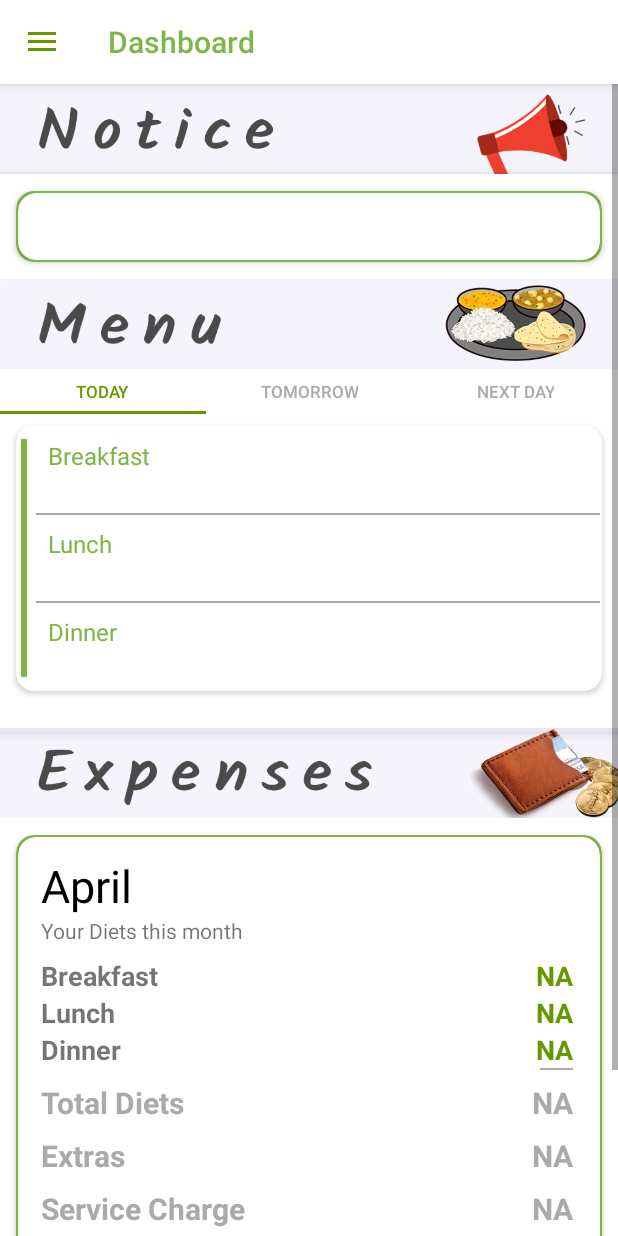
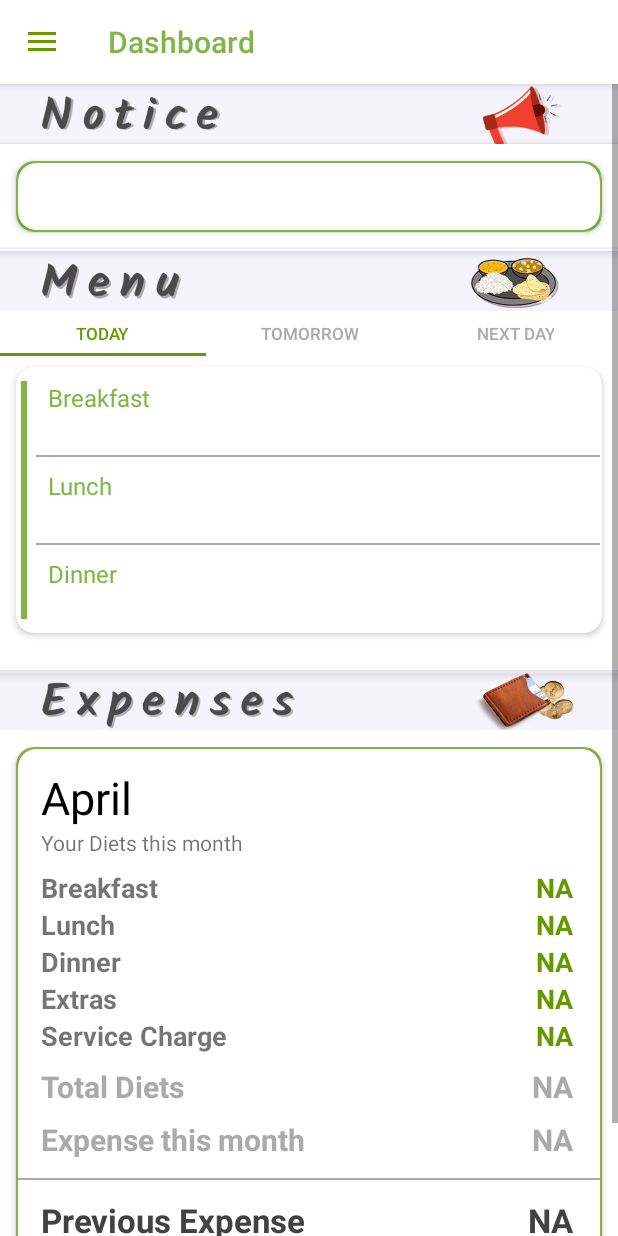
Before and after one commit to shreyash-jain/sattvikapp-1-12-18, an Android app: the Dashboard screen opened directly, with no data from a screen before it, on a phone screen of 412 x 824 dp. Run offline under Robolectric (Android 15) with nearby library versions, the phone set to English and light mode, and no system bars; our stand-ins replace Firebase (no records; nobody signed in at launch, a user with empty details on screens opened directly); libraries missing offline, so code that uses them is left out: com.instacart.library; 9 statements that could not run were skipped.

Commit message:
added internet connections and ui update

```diff
--- a/app/build.gradle
+++ b/app/build.gradle
@@ -46,6 +46,8 @@ dependencies {
     compile 'com.tomer:fadingtextview:2.5'
     compile 'in.shadowfax:proswipebutton:1.1'
     implementation 'commons-net:commons-net:3.6'
+    compile 'com.github.instacart.truetime-android:library:3.4'
+    compile 'org.jsoup:jsoup:1.10.2'
 
 
 
--- /dev/null
+++ b/app/src/main/java/com/example/shreyash/myapplication/ConnectionDetector.java
@@ -0,0 +1,30 @@
+package com.example.shreyash.myapplication;
+
+import android.content.Context;
+import android.net.ConnectivityManager;
+import android.net.NetworkInfo;
+
+public class ConnectionDetector {
+
+    private Context _context;
+
+    public ConnectionDetector(Context context){
+        this._context = context;
+    }
+
+    public boolean isConnectingToInternet(){
+        ConnectivityManager connectivity = (ConnectivityManager) _context.getSystemService(Context.CONNECTIVITY_SERVICE);
+        if (connectivity != null)
+        {
+            NetworkInfo[] info = connectivity.getAllNetworkInfo();
+            if (info != null)
+                for (int i = 0; i < info.length; i++)
+                    if (info[i].getState() == NetworkInfo.State.CONNECTED)
+                    {
+                        return true;
+                    }
+
+        }
+        return false;
+    }
+}
--- a/app/src/main/java/com/example/shreyash/myapplication/Dashboard.java
+++ b/app/src/main/java/com/example/shreyash/myapplication/Dashboard.java
@@ -21,11 +21,19 @@ import android.view.MenuItem;
 import android.widget.TextView;
 
 import com.example.shreyash.utils.Constants;
+import com.instacart.library.truetime.TrueTime;
+
+import java.io.IOException;
 
 public class Dashboard extends AppCompatActivity
         implements NavigationView.OnNavigationItemSelectedListener {
 
     SharedPreferences sharedPreferences;
+    // flag for Internet connection status
+    Boolean isInternetPresent = false;
+
+    // Connection detector class
+    ConnectionDetector cd;
 
     @Override
     protected void onCreate(Bundle savedInstanceState) {
@@ -35,8 +43,12 @@ public class Dashboard extends AppCompatActivity
 
         setSupportActionBar(toolbar);
 
-
-
+        cd = new ConnectionDetector(getApplicationContext());
+        isInternetPresent = cd.isConnectingToInternet();
+        if(!isInternetPresent){
+            showAlertDialog(Dashboard.this, "No Internet Connection",
+                    "You don't have internet connection.", false);
+        }
 
 
 
@@ -160,6 +172,7 @@ public class Dashboard extends AppCompatActivity
         Intent intent = getIntent();
 
         String frag = intent.getExtras().getString("EXTRA");
+       // String wname =intent.getExtras().getString("WEXTRA");
 
         switch(frag){
 
@@ -168,9 +181,31 @@ public class Dashboard extends AppCompatActivity
                 getSupportFragmentManager().beginTransaction().replace(R.id.content_frame, fragment1).commit();
                 Bundle bundle = new Bundle();
                 bundle.putInt("pass", 0);
+               // bundle.putString("wname",wname);
                 fragment1.setArguments(bundle);
                 break;
         }
+    }
+    public void showAlertDialog(Context context, String title, String message, Boolean status) {
+        AlertDialog alertDialog = new AlertDialog.Builder(context).create();
+
+        // Setting Dialog Title
+        alertDialog.setTitle(title);
+
+        // Setting Dialog Message
+        alertDialog.setMessage(message);
+
+        // Setting alert dialog icon
+        alertDialog.setIcon((status) ? R.drawable.ic_signal_wifi_off_black_24dp : R.drawable.ic_signal_wifi_off_black_24dp);
+
+        // Setting OK Button
+        alertDialog.setButton("OK", new DialogInterface.OnClickListener() {
+            public void onClick(DialogInterface dialog, int which) {
+            }
+        });
+
+        // Showing Alert Message
+        alertDialog.show();
     }
 }
 
--- a/app/src/main/java/com/example/shreyash/myapplication/LoginActivity.java
+++ b/app/src/main/java/com/example/shreyash/myapplication/LoginActivity.java
@@ -134,6 +134,7 @@ public class LoginActivity extends AppCompatActivity {
         //TODO: Check if offline registration complete or not. Proceed accordingly
         //If complete
         Intent i = new Intent(LoginActivity.this, Dashboard.class);
+        i.putExtra("EXTRA", "notopen");
         startActivity(i);
         finish();
         //Else
--- a/app/src/main/java/com/example/shreyash/myapplication/Offline.java
+++ b/app/src/main/java/com/example/shreyash/myapplication/Offline.java
@@ -26,6 +26,7 @@ public class Offline extends AppCompatActivity {
             @Override
             public void onClick(View view) {
                 Intent i=new Intent(Offline.this,Dashboard.class);
+                i.putExtra("EXTRA", "notopenFragment");
                 startActivity(i);
                 finish();
             }
--- /dev/null
+++ b/app/src/main/res/drawable/ic_signal_wifi_off_black_24dp.xml
@@ -0,0 +1,9 @@
+<vector xmlns:android="http://schemas.android.com/apk/res/android"
+        android:width="24dp"
+        android:height="24dp"
+        android:viewportWidth="24.0"
+        android:viewportHeight="24.0">
+    <path
+        android:fillColor="#FF000000"
+        android:pathData="M23.64,7c-0.45,-0.34 -4.93,-4 -11.64,-4 -1.5,0 -2.89,0.19 -4.15,0.48L18.18,13.8 23.64,7zM17.04,15.22L3.27,1.44 2,2.72l2.05,2.06C1.91,5.76 0.59,6.82 0.36,7l11.63,14.49 0.01,0.01 0.01,-0.01 3.9,-4.86 3.32,3.32 1.27,-1.27 -3.46,-3.46z"/>
+</vector>
--- a/app/src/main/res/layout/fragment_board.xml
+++ b/app/src/main/res/layout/fragment_board.xml
@@ -375,7 +375,7 @@ android:background="@color/foreground"
             android:orientation="vertical">
             <android.support.v7.widget.AppCompatImageView
                 android:layout_width="match_parent"
-                android:layout_height="60dp"
+                android:layout_height="40dp"
                 android:scaleType="fitXY"
                 android:src="@drawable/notice"/>
 
@@ -438,10 +438,20 @@ android:background="@color/foreground"
 
         </android.support.design.widget.AppBarLayout>
         </LinearLayout>
+        <View
+            android:layout_width="match_parent"
+            android:layout_height="1dp"
+            android:layout_gravity="end"
+            android:background="@color/foreground"
+            android:elevation="4dp"
+
+            android:fadingEdge="vertical"
+            android:paddingTop="4dp"
+            android:requiresFadingEdge="vertical"></View>
 
         <android.support.v7.widget.AppCompatImageView
             android:layout_width="match_parent"
-            android:layout_height="60dp"
+            android:layout_height="40dp"
             android:src="@drawable/menupic"
             android:scaleType="fitXY"/>
 
@@ -493,7 +503,7 @@ android:background="@color/foreground"
                 android:requiresFadingEdge="vertical"></View>
             <android.support.v7.widget.AppCompatImageView
                 android:layout_width="match_parent"
-                android:layout_height="60dp"
+                android:layout_height="40dp"
                 android:src="@drawable/expenses"
                 android:scaleType="fitXY"/>
             <android.support.v7.widget.CardView
@@ -611,13 +621,54 @@ android:background="@color/foreground"
                                     android:text="NA"/>
 
                             </LinearLayout>
-                            <View
-                                android:layout_width="22dp"
-                                android:background="@android:color/darker_gray"
 
-                                android:layout_height="1dp"
-                                android:paddingTop="4dp"
-                                android:layout_gravity="end"></View>
+                            <LinearLayout
+                                android:layout_width="match_parent"
+                                android:layout_height="wrap_content"
+                                android:orientation="horizontal"
+                                >
+                                <TextView
+                                    android:layout_width="wrap_content"
+                                    android:layout_height="wrap_content"
+                                    android:text="Extras"
+                                    android:textStyle="bold"
+                                    android:textSize="18dp"
+                                    android:gravity="start"/>
+                                <TextView
+                                    android:layout_width="match_parent"
+                                    android:gravity="end"
+                                    android:textStyle="bold"
+                                    android:textSize="18dp"
+                                    android:id="@+id/extras"
+                                    android:textColor="@android:color/holo_green_dark"
+                                    android:layout_height="wrap_content"
+                                    android:text="NA"/>
+
+                            </LinearLayout>
+                            <LinearLayout
+                                android:layout_width="match_parent"
+                                android:layout_height="wrap_content"
+                                android:orientation="horizontal"
+                                >
+                                <TextView
+                                    android:layout_width="wrap_content"
+                                    android:layout_height="wrap_content"
+                                    android:text="Service Charge"
+                                    android:textStyle="bold"
+                                    android:textSize="18dp"
+                                    android:gravity="start"/>
+                                <TextView
+                                    android:layout_width="match_parent"
+                                    android:gravity="end"
+                                    android:textStyle="bold"
+                                    android:textSize="18dp"
+                                    android:id="@+id/service"
+                                    android:textColor="@android:color/holo_green_dark"
+                                    android:layout_height="wrap_content"
+                                    android:text="NA"/>
+
+                            </LinearLayout>
+
 
                             <LinearLayout
                                 android:layout_width="match_parent"
@@ -643,6 +694,7 @@ android:background="@color/foreground"
                                     android:text="NA"/>
 
                             </LinearLayout>
+
                             <LinearLayout
                                 android:layout_width="match_parent"
                                 android:layout_height="wrap_content"
@@ -651,7 +703,7 @@ android:background="@color/foreground"
                                 <TextView
                                     android:layout_width="wrap_content"
                                     android:layout_height="wrap_content"
-                                    android:text="Extras"
+                                    android:text="Expense this month"
                                     android:textStyle="bold"
                                     android:textColor="@android:color/darker_gray"
                                     android:textSize="20dp"
@@ -661,36 +713,14 @@ android:background="@color/foreground"
                                     android:gravity="end"
                                     android:textStyle="bold"
                                     android:textSize="20dp"
-                                    android:id="@+id/extras"
+                                    android:id="@+id/eta_expense"
                                     android:textColor="@android:color/darker_gray"
                                     android:layout_height="wrap_content"
                                     android:text="NA"/>
 
                             </LinearLayout>
-                            <LinearLayout
-                                android:layout_width="match_parent"
-                                android:layout_height="wrap_content"
-                                android:orientation="horizontal"
-                                android:paddingTop="8dp">
-                                <TextView
-                                    android:layout_width="wrap_content"
-                                    android:layout_height="wrap_content"
-                                    android:text="Service Charge"
-                                    android:textStyle="bold"
-                                    android:textColor="@android:color/darker_gray"
-                                    android:textSize="20dp"
-                                    android:gravity="start"/>
-                                <TextView
-                                    android:layout_width="match_parent"
-                                    android:gravity="end"
-                                    android:textStyle="bold"
-                                    android:textSize="20dp"
-                                    android:id="@+id/service"
-                                    android:textColor="@android:color/darker_gray"
-                                    android:layout_height="wrap_content"
-                                    android:text="NA"/>
 
-                            </LinearLayout>
+
 
                         </LinearLayout>
                         <View
@@ -748,7 +778,7 @@ android:background="@color/foreground"
                                 android:textStyle="bold"
                                 android:textSize="22dp"
                                 android:textColor="@color/cardview_dark_background"
-                                android:id="@+id/eta_expense"
+                                android:id="@+id/total_expense"
                                 android:text="NA"/>
                         </LinearLayout>
                     </LinearLayout>
```
Also changed, not shown: app/src/main/java/com/example/shreyash/myapplication/AlbumsAdapter.java (+9 -0 lines), app/src/main/java/com/example/shreyash/myapplication/FragmentBoard.java (+6 -3 lines), app/src/main/java/com/example/shreyash/myapplication/FragmentCancel.java (+40 -19 lines), app/src/main/java/com/example/shreyash/myapplication/FragmentFeedback.java (+43 -0 lines), app/src/main/res/drawable/expenses.jpg, app/src/main/res/drawable/menupic.jpg, app/src/main/res/drawable/notice.jpg.
